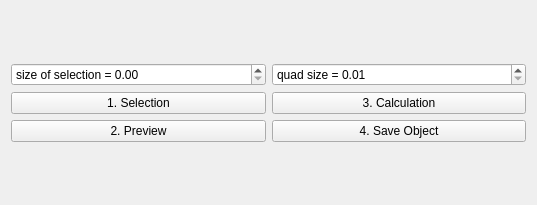
Before: the Qt Designer form InteractiveQuadMeshToolbarBase.ui in Wuschelbueb/interactive-quadmesh-design, drawn with Qt 5.
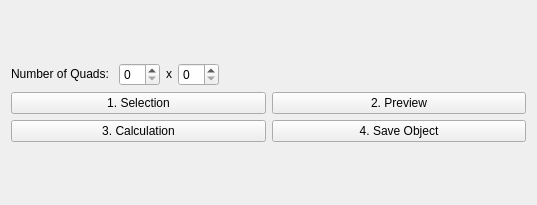
After: the same form once the commit is applied.

Commit message:
size of quads now natively implemented
ui changed

```diff
--- a/InteractiveQuadMeshToolbarBase.ui
+++ b/InteractiveQuadMeshToolbarBase.ui
@@ -18,40 +18,38 @@
     <layout class="QVBoxLayout" name="verticalLayout">
      <item>
       <layout class="QHBoxLayout" name="horizontalLayout_2">
+       <item alignment="Qt::AlignHCenter|Qt::AlignVCenter">
+        <widget class="QLabel" name="label">
+         <property name="text">
+          <string>Number of Quads: </string>
+         </property>
+        </widget>
+       </item>
        <item>
-        <widget class="QDoubleSpinBox" name="dijkstra_distance">
-         <property name="prefix">
-          <string>size of selection = </string>
+        <widget class="QSpinBox" name="sizeM"/>
+       </item>
+       <item alignment="Qt::AlignHCenter|Qt::AlignVCenter">
+        <widget class="QLabel" name="label_2">
+         <property name="text">
+          <string>x</string>
          </property>
-         <property name="suffix">
-          <string/>
-         </property>
-         <property name="maximum">
-          <double>100000.000000000000000</double>
-         </property>
-         <property name="stepType">
-          <enum>QAbstractSpinBox::DefaultStepType</enum>
-         </property>
         </widget>
        </item>
        <item>
-        <widget class="QDoubleSpinBox" name="hValue">
-         <property name="prefix">
-          <string>quad size = </string>
+        <widget class="QSpinBox" name="sizeN"/>
+       </item>
+       <item>
+        <spacer name="horizontalSpacer">
+         <property name="orientation">
+          <enum>Qt::Horizontal</enum>
          </property>
-         <property name="decimals">
-          <number>2</number>
+         <property name="sizeHint" stdset="0">
+          <size>
+           <width>40</width>
+           <height>20</height>
+          </size>
          </property>
-         <property name="minimum">
-          <double>0.010000000000000</double>
-         </property>
-         <property name="singleStep">
-          <double>0.020000000000000</double>
-         </property>
-         <property name="stepType">
-          <enum>QAbstractSpinBox::DefaultStepType</enum>
-         </property>
-        </widget>
+        </spacer>
        </item>
       </layout>
      </item>
@@ -77,19 +75,19 @@
           </widget>
          </item>
          <item row="0" column="1">
-          <widget class="QPushButton" name="calculationButton">
-           <property name="text">
-            <string>3. Calculation</string>
-           </property>
-          </widget>
-         </item>
-         <item row="2" column="0">
           <widget class="QPushButton" name="previewButton">
            <property name="text">
             <string>2. Preview</string>
            </property>
           </widget>
          </item>
+         <item row="2" column="0">
+          <widget class="QPushButton" name="calculationButton">
+           <property name="text">
+            <string>3. Calculation</string>
+           </property>
+          </widget>
+         </item>
         </layout>
        </item>
       </layout>
```
Left out of the diff: 8 changed lines with no effect on the pictures. The commit also changes 4 other files.
